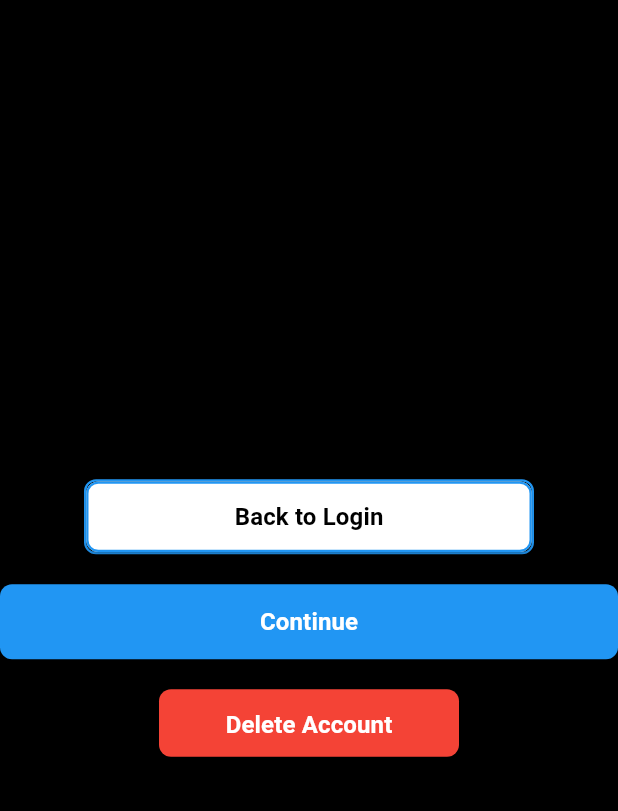
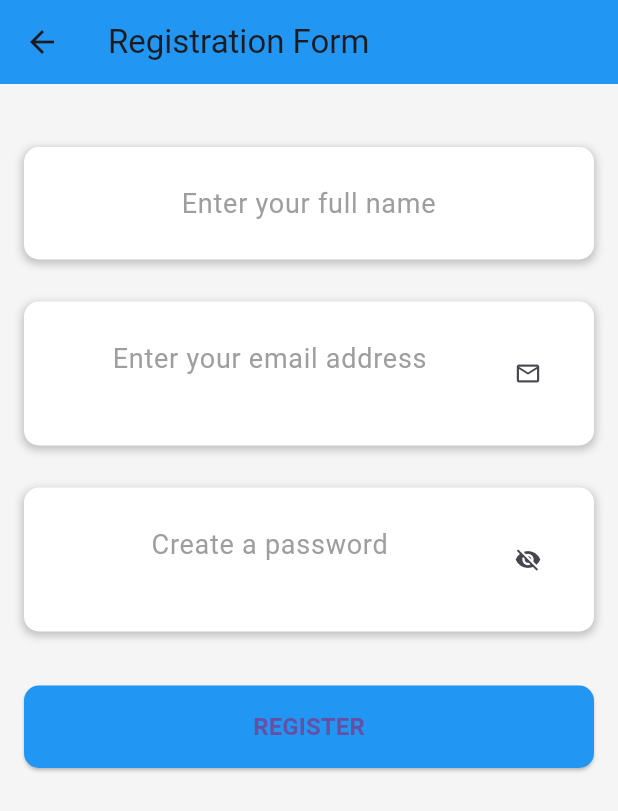
Before and after one commit to wso2-ballerina-carpooling-project/mobile-app-frontend, a Flutter app: the ExampleScreen screen opened by its route, on a phone screen of 412 x 824 dp. Shown: the top 811 px of the screen. Run offline on Flutter 3.47's test engine with Material 3 defaults, Android fonts, the light colour scheme and no system bars; our stand-ins replace google_maps_flutter.

Commit message:
add customizeble secoundary input field

```diff
--- a/lib/views/example_screen.dart
+++ b/lib/views/example_screen.dart
@@ -1,53 +1,118 @@
 import 'package:flutter/material.dart';
-import 'package:mobile_frontend/widgets/custom_button_secound.dart';
+import 'package:mobile_frontend/widgets/custom_input_field_secoundary.dart';
 
-class ExampleScreen extends StatelessWidget {
+class ExampleScreen extends StatefulWidget {
+  const ExampleScreen({Key? key}) : super(key: key);
+
+  @override
+  _ExampleScreenState createState() => _ExampleScreenState();
+}
+
+class _ExampleScreenState extends State<ExampleScreen> {
+  final TextEditingController _emailController = TextEditingController();
+  final TextEditingController _passwordController = TextEditingController();
+  final TextEditingController _nameController = TextEditingController();
+
+  @override
+  void dispose() {
+    _emailController.dispose();
+    _passwordController.dispose();
+    _nameController.dispose();
+    super.dispose();
+  }
+
   @override
   Widget build(BuildContext context) {
     return Scaffold(
-      backgroundColor: Colors.black,
-      body: Center(
+      backgroundColor: Colors.grey[100],
+      appBar: AppBar(
+        title: const Text('Registration Form'),
+        backgroundColor: Colors.blue,
+      ),
+      body: SingleChildScrollView(
+        padding: const EdgeInsets.all(16.0),
         child: Column(
-          mainAxisAlignment: MainAxisAlignment.center,
+          crossAxisAlignment: CrossAxisAlignment.stretch,
           children: [
-            // Example 1: Your "Back to Login" button with white background
-            CustomButtonSecoundary(
-              text: "Back to Login",
-              backgroundColor: Colors.white,
-              textColor: Colors.black,
-              hasBorder: true,
-              borderColor: Colors.blue,
-              borderWidth: 1.5,
-              onPressed: () {
-                Navigator.pop(context);
-              },
-              width: 300,
-            ),
+            const SizedBox(height: 20),
 
-            SizedBox(height: 20),
-
-            // Example 2: A blue button with white text
-            CustomButtonSecoundary(
-              text: "Continue",
-              backgroundColor: Colors.blue,
-              textColor: Colors.white,
-              onPressed: () {
-                // Your action here
+            // Name input field
+            CustomInputFieldSecoundary(
+              label: 'Name', // This won't be displayed but is still required
+              controller: _nameController,
+              hintText: 'Enter your full name',
+              keyboardType: TextInputType.name,
+              validator: (value) {
+                if (value == null || value.isEmpty) {
+                  return 'Please enter your name';
+                }
+                return null;
               },
             ),
 
-            SizedBox(height: 20),
+            const SizedBox(height: 16),
 
-            // Example 3: A red button with custom dimensions
-            CustomButtonSecoundary(
-              text: "Delete Account",
-              backgroundColor: Colors.red,
-              textColor: Colors.white,
-              width: 200,
-              height: 45,
+            // Email input field
+            CustomInputFieldSecoundary(
+              label: 'Email',
+              controller: _emailController,
+              hintText: 'Enter your email address',
+              keyboardType: TextInputType.emailAddress,
+              validator: (value) {
+                if (value == null || value.isEmpty) {
+                  return 'Please enter an email';
+                } else if (!value.contains('@')) {
+                  return 'Please enter a valid email';
+                }
+                return null;
+              },
+              suffixIcon: const Icon(Icons.email_outlined),
+            ),
+
+            const SizedBox(height: 16),
+
+            // Password input field
+            CustomInputFieldSecoundary(
+              label: 'Password',
+              controller: _passwordController,
+              isPassword: true,
+              hintText: 'Create a password',
+              validator: (value) {
+                if (value == null || value.isEmpty) {
+                  return 'Please enter a password';
+                } else if (value.length < 6) {
+                  return 'Password must be at least 6 characters';
+                }
+                return null;
+              },
+              suffixIcon: const Icon(Icons.visibility_off),
+            ),
+
+            const SizedBox(height: 30),
+
+            // Submit button
+            ElevatedButton(
               onPressed: () {
-                // Your action here
+                // Form validation logic here
+                // You could use a Form widget with a GlobalKey<FormState> for validation
+                print('Name: ${_nameController.text}');
+                print('Email: ${_emailController.text}');
+                print('Password: ${_passwordController.text}');
               },
+              style: ElevatedButton.styleFrom(
+                backgroundColor: Colors.blue,
+                padding: const EdgeInsets.symmetric(vertical: 16),
+                shape: RoundedRectangleBorder(
+                  borderRadius: BorderRadius.circular(10),
+                ),
+              ),
+              child: const Text(
+                'REGISTER',
+                style: TextStyle(
+                  fontSize: 16,
+                  fontWeight: FontWeight.bold,
+                ),
+              ),
             ),
           ],
         ),
--- /dev/null
+++ b/lib/widgets/custom_input_field_secoundary.dart
@@ -0,0 +1,77 @@
+import 'package:flutter/material.dart';
+
+class CustomInputFieldSecoundary extends StatelessWidget {
+  final String label; // Keeping this parameter for backward compatibility
+  final TextEditingController? controller;
+  final bool isPassword;
+  final String? Function(String?)? validator;
+  final TextInputType keyboardType;
+  final String? hintText;
+  final Widget? suffixIcon;
+  final Function(String)? onChanged;
+
+  const CustomInputFieldSecoundary({
+    Key? key,
+    required this.label,
+    this.controller,
+    this.isPassword = false,
+    this.validator,
+    this.keyboardType = TextInputType.text,
+    this.hintText,
+    this.suffixIcon,
+    this.onChanged,
+  }) : super(key: key);
+
+  @override
+  Widget build(BuildContext context) {
+    return Container(
+      margin: const EdgeInsets.symmetric(vertical: 6),
+      decoration: BoxDecoration(
+        color: Colors.white,
+        borderRadius: BorderRadius.circular(10),
+        boxShadow: [
+          BoxShadow(
+            color: Colors.grey.withOpacity(0.6),
+            spreadRadius: 1,
+            blurRadius: 4,
+            offset: const Offset(0, 2),
+          ),
+        ],
+      ),
+      child: Padding(
+        padding: const EdgeInsets.symmetric(horizontal: 20.0, vertical: 24.0),
+        child: TextFormField(
+          controller: controller,
+          obscureText: isPassword,
+          validator: validator,
+          keyboardType: keyboardType,
+          onChanged: onChanged,
+          textAlign: TextAlign.center, // Center the text
+          style: const TextStyle(fontSize: 18),
+          decoration: InputDecoration(
+            hintText: hintText,
+            hintStyle: TextStyle(color: Colors.grey[500]),
+            border: InputBorder.none,
+            suffixIcon: suffixIcon,
+            contentPadding: EdgeInsets.zero,
+            isDense: true,
+          ),
+        ),
+      ),
+    );
+  }
+}
+
+// example
+//  CustomInputFieldSecoundary(
+//               label: 'Name', // This won't be displayed but is still required
+//               controller: _nameController,
+//               hintText: 'Enter your full name',
+//               keyboardType: TextInputType.name,
+//               validator: (value) {
+//                 if (value == null || value.isEmpty) {
+//                   return 'Please enter your name';
+//                 }
+//                 return null;
+//               },
+//             ),
```
